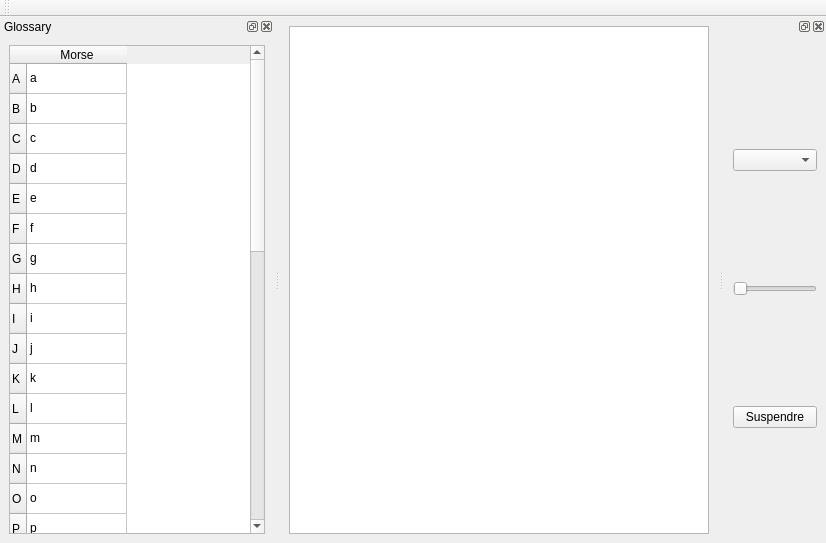
Artemia76/EasyMorse, file mainwindow.ui: the form before one commit.
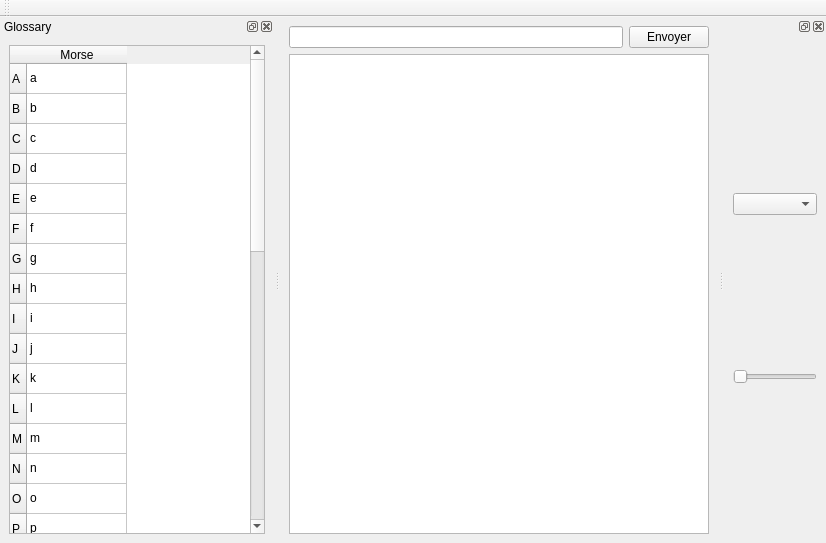
The form after the commit. Icons and pictures are not drawn.

What changed in the file:
```diff
--- a/mainwindow.ui
+++ b/mainwindow.ui
@@ -34,6 +34,20 @@
     </sizepolicy>
    </property>
    <layout class="QVBoxLayout" name="verticalLayout">
+    <item>
+     <layout class="QHBoxLayout" name="horizontalLayout">
+      <item>
+       <widget class="QLineEdit" name="m_leMessage"/>
+      </item>
+      <item>
+       <widget class="QPushButton" name="m_pbSend">
+        <property name="text">
+         <string>Envoyer</string>
+        </property>
+       </widget>
+      </item>
+     </layout>
+    </item>
     <item>
      <widget class="QPlainTextEdit" name="m_LogZone">
       <property name="readOnly">
@@ -475,13 +489,6 @@
        </property>
       </widget>
      </item>
-     <item>
-      <widget class="QPushButton" name="m_suspendResumeButton">
-       <property name="text">
-        <string>Suspendre</string>
-       </property>
-      </widget>
-     </item>
     </layout>
    </widget>
   </widget>
```
